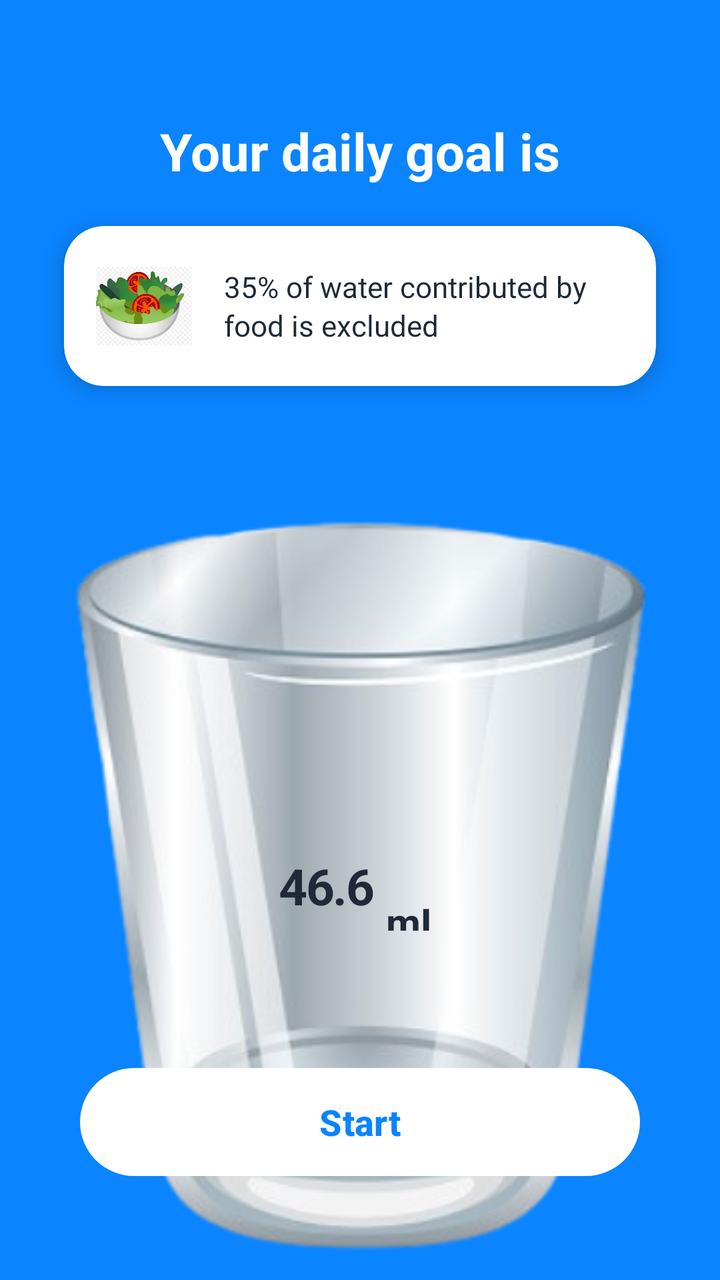
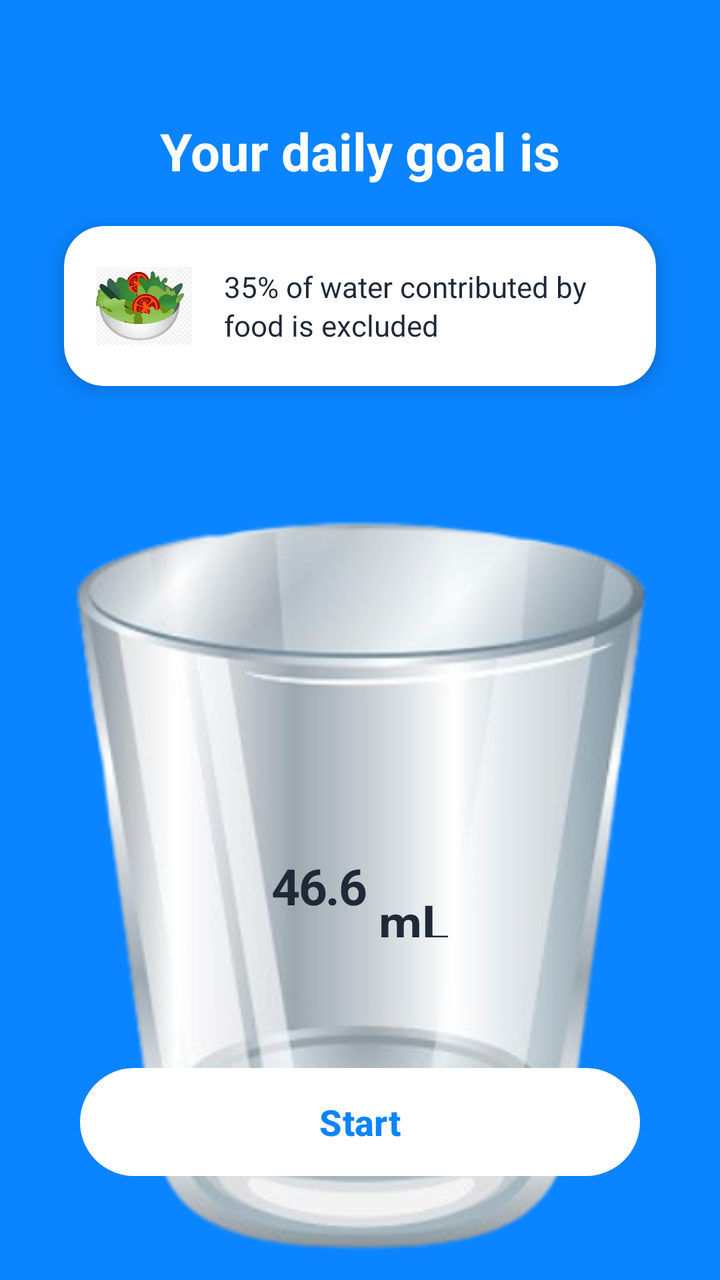

The first picture is an Android layout as it rendered before a commit; the second is the same layout after the commit. The layout source and the unified diff follow.
<!-- AndroidManifest.xml: application theme Theme.WaterReminder -->
<!-- res/layout/activity_daily_goal.xml -->
<?xml version="1.0" encoding="utf-8"?>
<androidx.constraintlayout.widget.ConstraintLayout xmlns:android="http://schemas.android.com/apk/res/android"
    xmlns:app="http://schemas.android.com/apk/res-auto"
    xmlns:tools="http://schemas.android.com/tools"
    android:layout_width="match_parent"
    android:layout_height="match_parent"
    android:background="#0A84FF">

    
    <TextView
        android:id="@+id/tv_title"
        android:layout_width="wrap_content"
        android:layout_height="wrap_content"
        android:text="Your daily goal is"
        android:textSize="26sp"
        android:textColor="#FFFFFF"
        android:textStyle="bold"
        app:layout_constraintTop_toTopOf="parent"
        app:layout_constraintStart_toStartOf="parent"
        app:layout_constraintEnd_toEndOf="parent"
        android:layout_marginTop="58dp" />

    
    <androidx.cardview.widget.CardView
        android:id="@+id/info_card"
        android:layout_width="0dp"
        android:layout_height="wrap_content"
        app:cardCornerRadius="20dp"
        app:cardElevation="6dp"
        app:cardBackgroundColor="#FFFFFF"
        android:layout_marginHorizontal="32dp"
        app:layout_constraintTop_toBottomOf="@id/tv_title"
        android:layout_marginTop="20dp"
        app:layout_constraintStart_toStartOf="parent"
        app:layout_constraintEnd_toEndOf="parent">

        <LinearLayout
            android:layout_width="match_parent"
            android:layout_height="wrap_content"
            android:orientation="horizontal"
            android:padding="16dp"
            android:gravity="center_vertical">

            <ImageView
                android:layout_width="48dp"
                android:layout_height="48dp"
                android:src="@drawable/salad"
                android:layout_marginEnd="16dp" />

            <TextView
                android:layout_width="0dp"
                android:layout_height="wrap_content"
                android:layout_weight="1"
                android:text="35% of water contributed by food is excluded"
                android:textSize="14.5sp"
                android:textColor="#1F2937"
                android:lineSpacingExtra="2dp" />

        </LinearLayout>
    </androidx.cardview.widget.CardView>

    
    
    <FrameLayout
        android:layout_width="500dp"
        android:layout_height="500dp"
        app:layout_constraintTop_toBottomOf="@id/info_card"
        app:layout_constraintStart_toStartOf="parent"
        app:layout_constraintEnd_toEndOf="parent"
        android:layout_marginTop="0dp">

        
        <ImageView
            android:id="@+id/iv_glass"
            android:layout_width="500dp"
            android:layout_height="match_parent"
            android:src="@drawable/glass"
            android:scaleType="fitCenter"
            android:contentDescription="Water Glass" />

        
        <LinearLayout
            android:layout_width="wrap_content"
            android:layout_height="wrap_content"
            android:orientation="horizontal"
            android:layout_gravity="center"
            android:gravity="center_vertical">

            <TextView
                android:id="@+id/tv_goal"
                android:layout_width="wrap_content"
                android:layout_height="wrap_content"
                android:text="46.6"
                android:textSize="25sp"
                android:textColor="#1F2937"
                android:textStyle="bold"
                android:letterSpacing="-0.03" />

            <TextView
                android:id="@+id/tv_unit"
                android:layout_width="wrap_content"
                android:layout_height="wrap_content"
                android:text="mL"
                android:textSize="20sp"
                android:textColor="#1F2937"
                android:textStyle="bold"
                android:layout_marginStart="6dp"
                android:layout_marginTop="18dp" />

        </LinearLayout>

    </FrameLayout>
    
    <com.google.android.material.button.MaterialButton
        android:id="@+id/btn_start"
        android:layout_width="0dp"
        android:layout_height="62dp"
        android:text="Start"
        android:textSize="18sp"
        android:textStyle="bold"
        app:cornerRadius="32dp"
        app:backgroundTint="#FFFFFF"
        android:textColor="#0A84FF"
        app:layout_constraintBottom_toBottomOf="parent"
        app:layout_constraintStart_toStartOf="parent"
        app:layout_constraintEnd_toEndOf="parent"
        android:layout_marginHorizontal="40dp"
        android:layout_marginBottom="48dp" />

</androidx.constraintlayout.widget.ConstraintLayout>
<!-- resources referenced by this layout -->
<resources>
  <!-- drawable glass: png bitmap (drawable, 118796 bytes) -->
  <!-- drawable salad: png bitmap (drawable, 89909 bytes) -->
  <style name="Theme.WaterReminder" parent="Base.Theme.WaterReminder" />
  <style name="Base.Theme.WaterReminder" parent="Theme.Material3.DayNight.NoActionBar">
          
          
      </style>
</resources>

<!-- the commit's change to res/layout/activity_daily_goal.xml (unified diff, before → after) -->
@@ -101,7 +101,7 @@
                 android:layout_width="wrap_content"
                 android:layout_height="wrap_content"
                 android:text="mL"
-                android:textSize="20sp"
+                android:textSize="25sp"
                 android:textColor="#1F2937"
                 android:textStyle="bold"
                 android:layout_marginStart="6dp"
